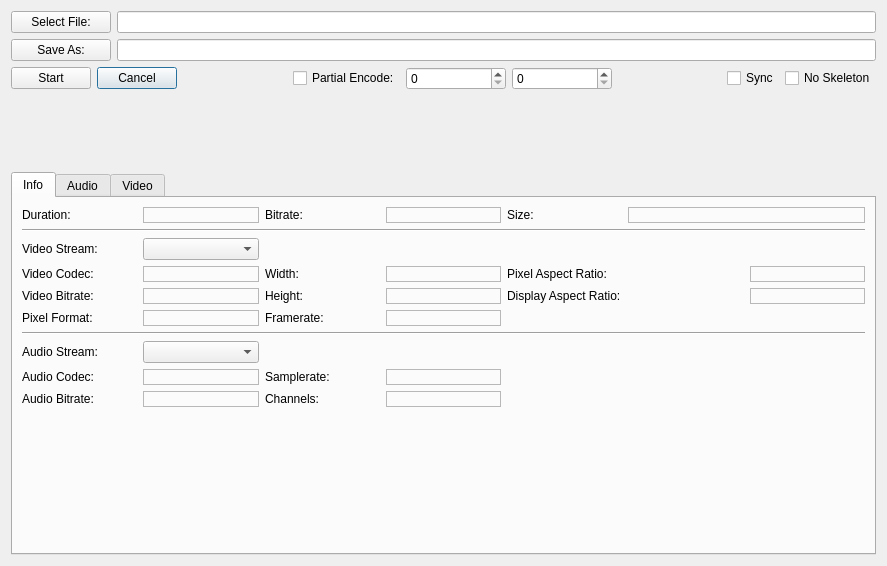
Qt form dialog.ui (an146/qtheorafrontend) before a commit.
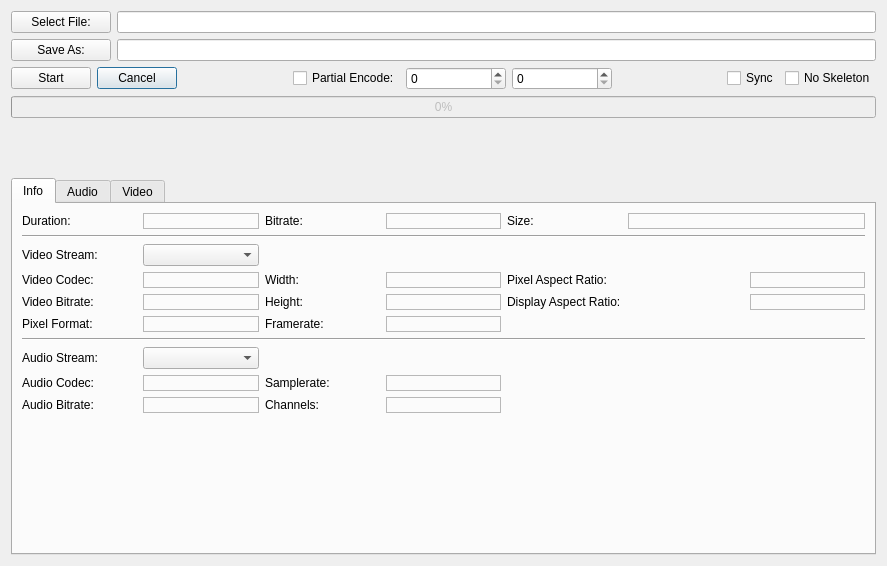
The same form after that commit. Icons and pictures are not drawn. Custom widgets are drawn as their Qt base class.

Diff of the .ui file:
```diff
--- a/dialog.ui
+++ b/dialog.ui
@@ -142,6 +142,19 @@
      </item>
     </layout>
    </item>
+   <item>
+    <widget class="QProgressBar" name="progress">
+     <property name="enabled">
+      <bool>false</bool>
+     </property>
+     <property name="value">
+      <number>0</number>
+     </property>
+     <property name="textVisible">
+      <bool>true</bool>
+     </property>
+    </widget>
+   </item>
    <item>
     <widget class="QLabel" name="status">
      <property name="text">
```
